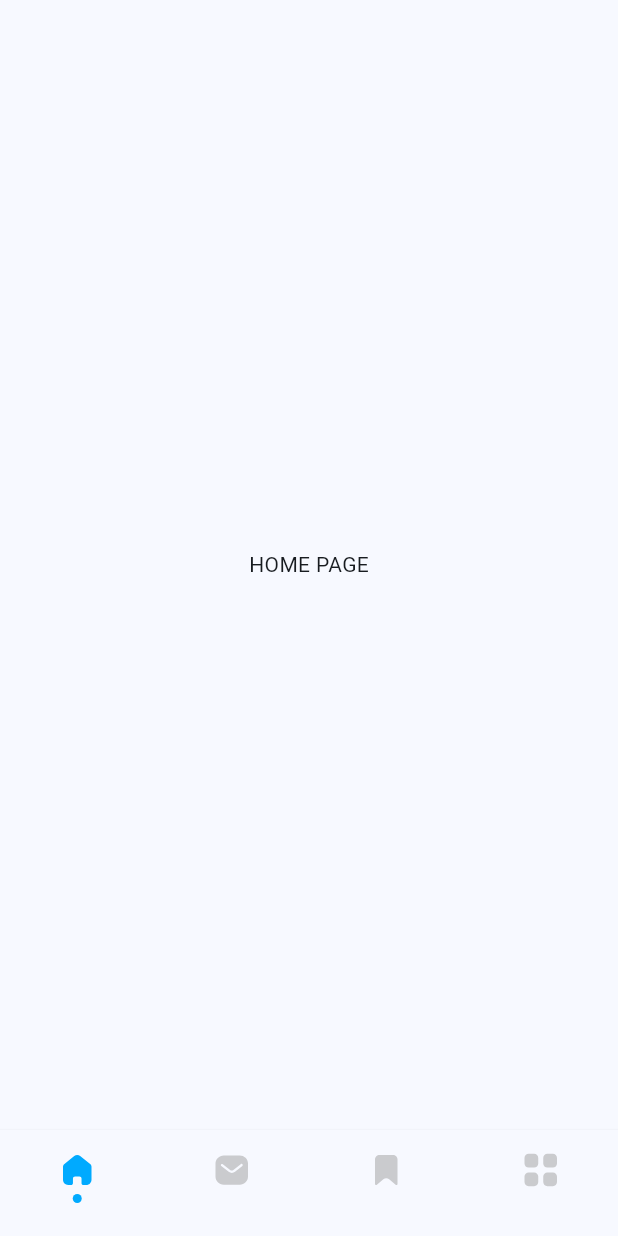
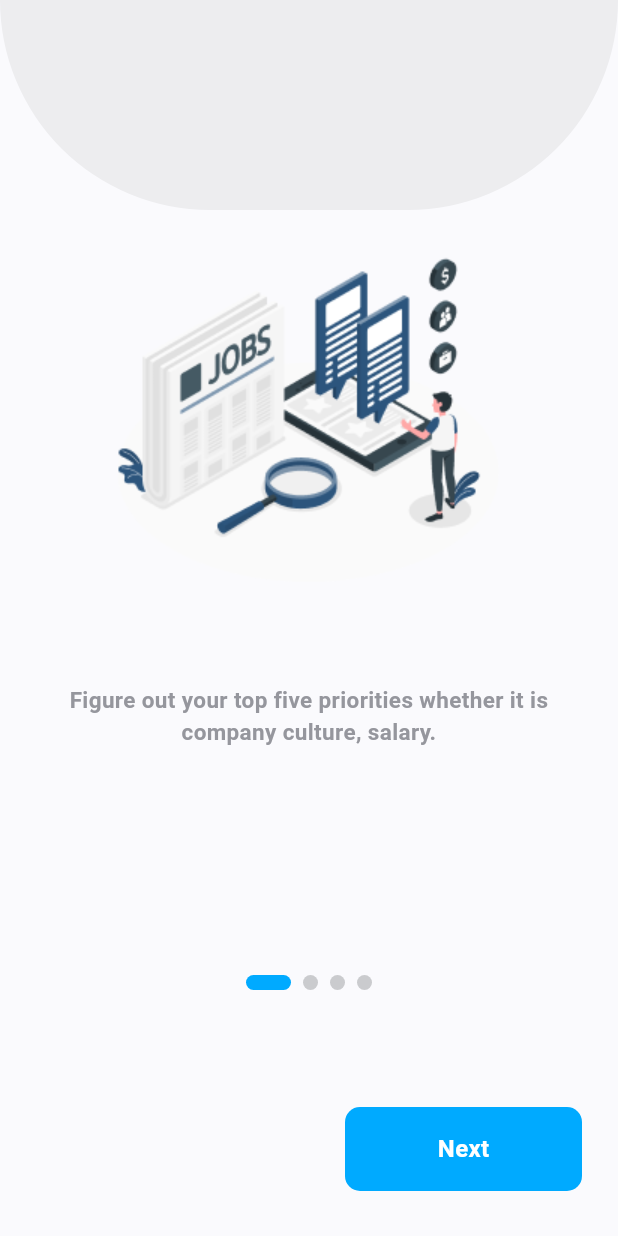
Before and after one commit to fauzihub13/employme, a Flutter app: the screen it shows after launch, on a phone screen of 412 x 824 dp. Run offline on Flutter 3.47's test engine with Material 3 defaults, Android fonts, the phone set to English and light mode, and no system bars; drawn by our look-alikes of smooth_page_indicator; our stand-ins replace firebase_core, flutter_svg; accounts and stored records are empty.

Commit message:
feat: implement onboarding flow and restructure project architecture

```diff
--- /dev/null
+++ b/devtools_options.yaml
@@ -0,0 +1,3 @@
+description: This file stores settings for Dart & Flutter DevTools.
+documentation: https://docs.flutter.dev/tools/devtools/extensions#configure-extension-enablement-states
+extensions:
--- a/lib/src/core/components/custom_navbar_item.dart
+++ b/lib/core/components/custom_navbar_item.dart
@@ -1,6 +1,6 @@
 import 'package:flutter/material.dart';
 import 'package:flutter_svg/svg.dart';
-import 'package:employme/src/core/constants/colors.dart';
+import '/core/constants/colors.dart';
 
 class CustomNavbarItem {
   static BottomNavigationBarItem create(
--- a/lib/src/core/components/dot_indicator.dart
+++ b/lib/core/components/dot_indicator.dart
@@ -1,4 +1,4 @@
-import 'package:employme/src/core/constants/colors.dart'; // Import your colors
+import '/core/constants/colors.dart'; // Import your colors
 import 'package:flutter/material.dart';
 
 class DotIndicator extends StatelessWidget {
--- a/lib/src/core/constants/colors.dart
+++ b/lib/core/constants/colors.dart
@@ -5,7 +5,7 @@
   /// Primary Color
   static const Color primaryBlue = Color(0xff00AAFF);
 
-  // Base Color
+  // Base Color (background primary color)
   static const Color baseColor = Color(0xffFAFAFD);
 
   static const Color grey = Color(0xffB7B7B7);
--- /dev/null
+++ b/lib/data/models/onboarsing_model.dart
@@ -0,0 +1,27 @@
+class OnBoardModel {
+  final String onboardingImage, title;
+
+  OnBoardModel({
+    required this.onboardingImage,
+    required this.title,
+  });
+}
+
+List<OnBoardModel> onBoards = [
+  OnBoardModel(
+    onboardingImage: 'assets/images/onboarding1.png',
+    title: 'Figure out your top five priorities whether it is company culture, salary.',
+  ),
+  OnBoardModel(
+    onboardingImage: 'assets/images/onboarding2.png',
+    title: 'Our job list include several  industries, so you can find the best job for you.',
+  ),
+  OnBoardModel(
+    onboardingImage: 'assets/images/onboarding2.png',
+    title: 'You can apply to your desirable jobs very quickly and easily with ease.',
+      ),
+  OnBoardModel(
+    onboardingImage: 'assets/images/onboarding3.png',
+    title: 'We help you find your dream job based on your skillset, location, demand.',
+  ),
+];
--- a/lib/main.dart
+++ b/lib/main.dart
@@ -1,11 +1,12 @@
-import 'package:employme/src/core/constants/colors.dart';
-import 'package:employme/src/presentation/home/pages/landing_page.dart';
+import 'package:employme/core/constants/colors.dart';
+import 'package:employme/presentation/home/pages/landing_page.dart';
 import 'package:firebase_core/firebase_core.dart';
 import 'package:flutter/material.dart';
 
 import 'firebase_options.dart';
+import 'presentation/auth/onboarding_page.dart';
 
-void main() async {
+void main() async{
   runApp(const MyApp());
   await Firebase.initializeApp(
     options: DefaultFirebaseOptions.currentPlatform,
@@ -25,7 +26,7 @@
         colorScheme: ColorScheme.fromSeed(seedColor: AppColors.baseColor),
         useMaterial3: true,
       ),
-      home: const LandingPage(),
+      home: const OnboardingPage(),
     );
   }
 }
--- /dev/null
+++ b/lib/presentation/auth/onboarding_page.dart
@@ -0,0 +1,153 @@
+import '/core/constants/colors.dart';
+import '/data/models/onboarsing_model.dart';
+import 'package:flutter/material.dart';
+import 'package:smooth_page_indicator/smooth_page_indicator.dart';
+
+import '../home/pages/landing_page.dart';
+
+class OnboardingPage extends StatefulWidget {
+  const OnboardingPage({super.key});
+
+  @override
+  State<OnboardingPage> createState() => _OnboardingPageState();
+}
+
+class _OnboardingPageState extends State<OnboardingPage> {
+  late final PageController _pageController = PageController();
+  int currentPage = 0;
+
+  @override
+  Widget build(BuildContext context) {
+    return Scaffold(
+      backgroundColor: AppColors.baseColor,
+      body: Column(
+        children: [
+          Container(
+            height: 140,
+            decoration: BoxDecoration(
+              color: AppColors.grey.withValues(alpha: 0.2),
+              borderRadius: BorderRadius.only(
+                bottomLeft: Radius.circular(416),
+                bottomRight: Radius.circular(416),
+              ),
+            ),
+          ),
+          Expanded(
+            child: PageView.builder(
+              controller: _pageController,
+              onPageChanged: (index) {
+                setState(() {
+                  currentPage = index;
+                });
+              },
+              itemCount: onBoards.length,
+              itemBuilder: (context, index) {
+                return Column(
+                  children: [
+                    Image.asset(
+                      onBoards[index].onboardingImage,
+                      height: 284,
+                      width: 284,
+                    ),
+                    const SizedBox(height: 32),
+                    Padding(
+                      padding: const EdgeInsets.symmetric(horizontal: 24),
+                      child: Text(
+                        onBoards[index].title,
+                        textAlign: TextAlign.center,
+                        style: const TextStyle(
+                          fontSize: 15,
+                          fontWeight: FontWeight.bold,
+                          color: Color(0xff95969D),
+                        ),
+                      ),
+                    ),
+                  ],
+                );
+              },
+            ),
+          ),
+          Padding(
+            padding: const EdgeInsets.all(24),
+            child: SmoothPageIndicator(
+              controller: _pageController,
+              count: onBoards.length,
+              effect: const ExpandingDotsEffect(
+                dotColor: AppColors.disabled,
+                activeDotColor: AppColors.primaryBlue,
+                dotHeight: 10,
+                dotWidth: 10,
+                offset: 8,
+                spacing: 8,
+              ),
+            ),
+          ),
+          const SizedBox(height: 24),
+          Padding(
+            padding: const EdgeInsets.symmetric(horizontal: 24, vertical: 30),
+            child: Row(
+              children: [
+                if (currentPage > 0)
+                  InkWell(
+                    onTap: () {
+                      Navigator.pushReplacement(
+                        context,
+                        MaterialPageRoute(
+                          builder: (context) => const LandingPage(),
+                        ),
+                      );
+                    },
+                    child: Text(
+                      'Skip',
+                      style: const TextStyle(
+                        color: Color(0xff95969D),
+                        fontSize: 14,
+                      ),
+                    ),
+                  ),
+                const Spacer(),
+                InkWell(
+                  onTap: () {
+                    if (currentPage < onBoards.length - 1) {
+                      _pageController.nextPage(
+                        duration: const Duration(milliseconds: 300),
+                        curve: Curves.easeIn,
+                      );
+                    } else {
+                      Navigator.pushReplacement(
+                        context,
+                        MaterialPageRoute(
+                          builder: (context) => const LandingPage(),
+                        ),
+                      );
+                    }
+                  },
+                  child: Container(
+                    width: 158,
+                    height: 56,
+                    decoration: BoxDecoration(
+                      color: AppColors.primaryBlue,
+                      borderRadius: BorderRadius.circular(10),
+                    ),
+                    child: Center(
+                      child: Text(
+                        currentPage == onBoards.length - 1
+                            ? 'Get Started'
+                            : 'Next',
+                        style: const TextStyle(
+                          color: AppColors.white,
+                          fontSize: 16,
+                          fontWeight: FontWeight.bold,
+                        ),
+                      ),
+                    ),
+                  ),
+                )
+              ],
+            ),
+          )
+        ],
+      ),
+    );
+  }
+}
--- a/lib/src/core/constants/variables.dart
+++ /dev/null
@@ -1,5 +0,0 @@
-class Variables {
-  static const String appName = 'EmployMe';
-  static const String baseUrl = '';
-  static const String apiUrl = '';
-}
```
Also changed, not shown: assets/mock_data.json (added, +170 -0 lines), lib/presentation/home/pages/landing_page.dart (renamed from lib/src/presentation/home/pages/landing_page.dart, +6 -6 lines), pubspec.yaml (+7 -52 lines), assets/icons/logo.png (added), assets/images/onboarding1.png (added), assets/images/onboarding2.png (added), assets/images/onboarding3.png (added), assets/images/onboarding4.png (added), lib/presentation/bookmark/pages/bookmark_page.dart (renamed from lib/src/presentation/bookmark/pages/bookmark_page.dart), lib/presentation/home/pages/home_page.dart (renamed from lib/src/presentation/home/pages/home_page.dart), lib/presentation/message/pages/message_page.dart (renamed from lib/src/presentation/message/pages/message_page.dart), lib/presentation/profile/pages/profile_page.dart (renamed from lib/src/presentation/profile/pages/profile_page.dart), pubspec.lock, 1 other file.
